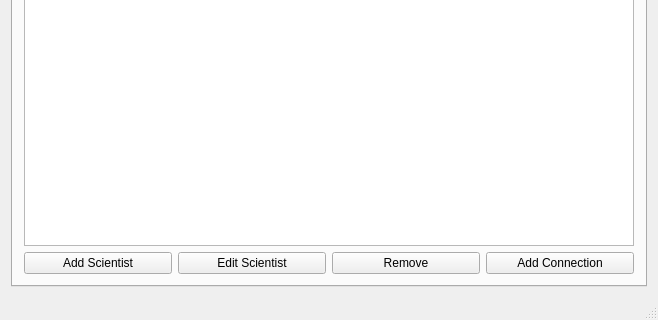
Qt form Vika3nytt/mainwindow.ui (sabbisun/Vika3nytt) before a commit; both pictures show x 0 to 658 and y 248 to 568 of the 658 by 568 pixel window.
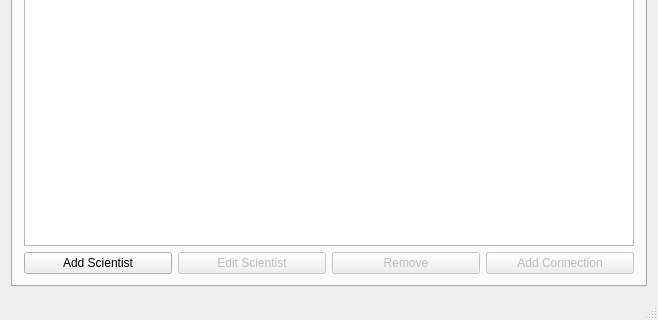
The same form after that commit. The open tabs and pages were chosen to show the change.

```diff
--- a/Vika3nytt/mainwindow.ui
+++ b/Vika3nytt/mainwindow.ui
@@ -74,6 +74,9 @@
             </item>
             <item>
              <widget class="QPushButton" name="Button_editSci">
+              <property name="enabled">
+               <bool>false</bool>
+              </property>
               <property name="text">
                <string>Edit Scientist</string>
               </property>
@@ -81,6 +84,9 @@
             </item>
             <item>
              <widget class="QPushButton" name="Button_removeSci">
+              <property name="enabled">
+               <bool>false</bool>
+              </property>
               <property name="text">
                <string>Remove</string>
               </property>
@@ -88,6 +94,9 @@
             </item>
             <item>
              <widget class="QPushButton" name="Button_addSciConnection">
+              <property name="enabled">
+               <bool>false</bool>
+              </property>
               <property name="text">
                <string>Add Connection</string>
               </property>
```
Left out of the diff: 13 changed lines with no effect on the pictures.
